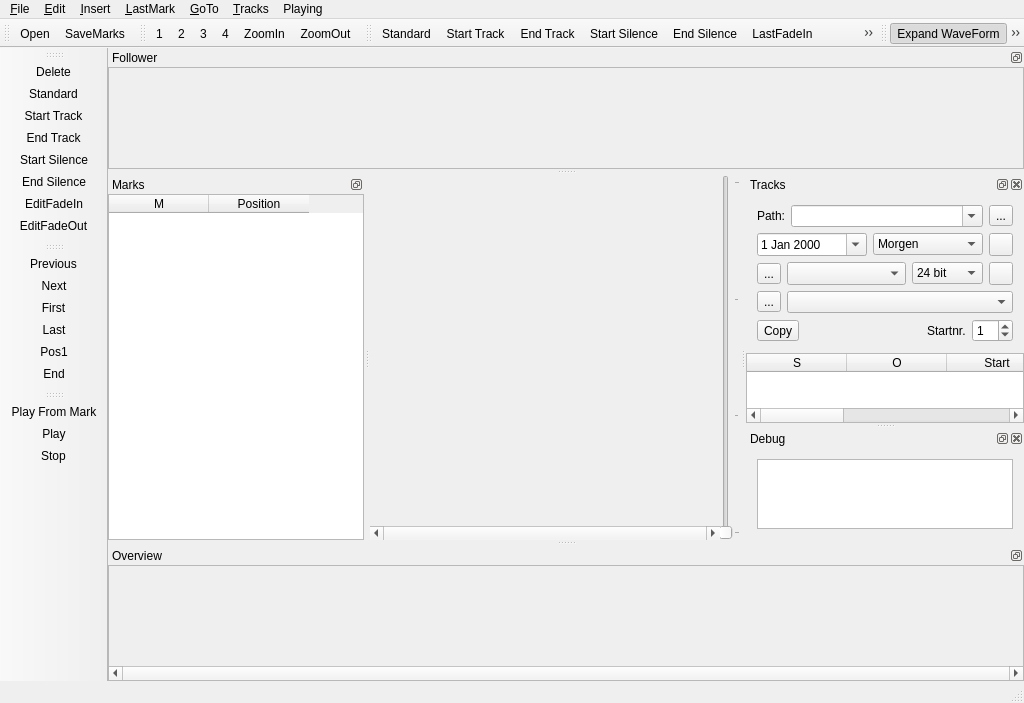
audioprog/RecMasterNCutter, file mainwindow.ui: the form before one commit.
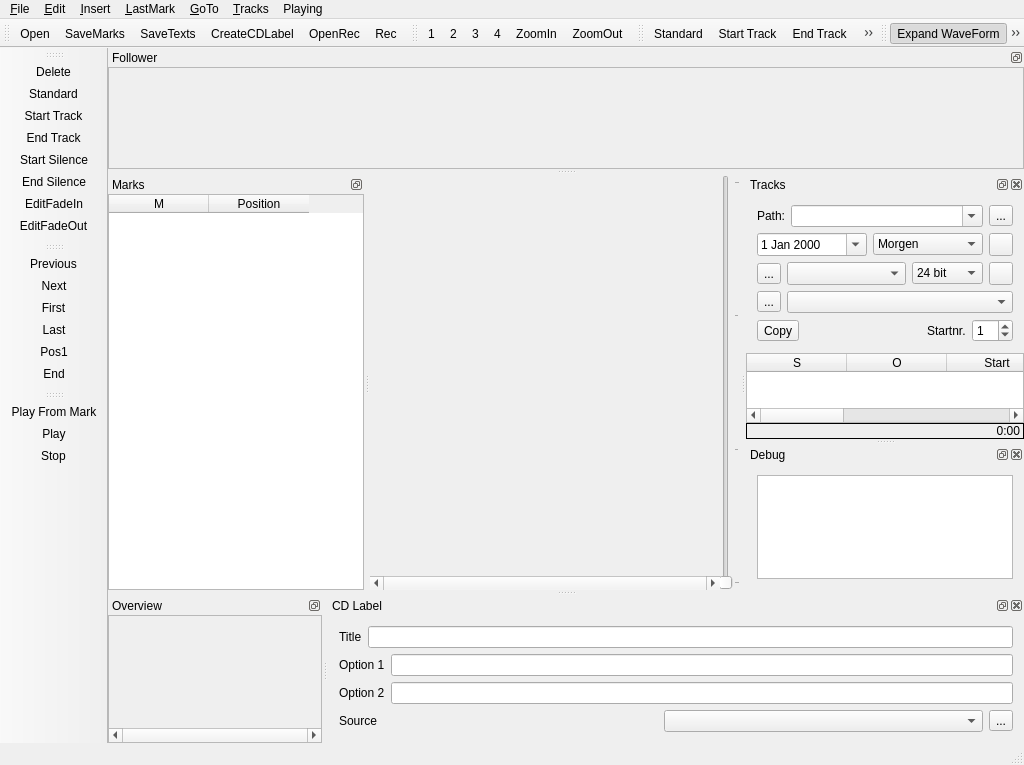
The form after the commit. Icons and pictures are not drawn. Custom widgets are drawn as their Qt base class.

Diff of the .ui file:
```diff
--- a/mainwindow.ui
+++ b/mainwindow.ui
@@ -7,7 +7,7 @@
     <x>0</x>
     <y>0</y>
     <width>1024</width>
-    <height>701</height>
+    <height>765</height>
    </rect>
   </property>
   <property name="windowTitle">
@@ -164,6 +164,10 @@
    </attribute>
    <addaction name="action_Open"/>
    <addaction name="actionSaveMarks"/>
+   <addaction name="actionSaveTexts"/>
+   <addaction name="actionCreateCDLabel"/>
+   <addaction name="actionOpenRec"/>
+   <addaction name="actionRec"/>
   </widget>
   <widget class="QToolBar" name="tbarEditMark">
    <property name="windowTitle">
@@ -675,6 +679,22 @@
        </column>
       </widget>
      </item>
+     <item>
+      <widget class="QLabel" name="lblFullSize">
+       <property name="frameShape">
+        <enum>QFrame::Panel</enum>
+       </property>
+       <property name="text">
+        <string>0:00</string>
+       </property>
+       <property name="textFormat">
+        <enum>Qt::PlainText</enum>
+       </property>
+       <property name="alignment">
+        <set>Qt::AlignRight|Qt::AlignTrailing|Qt::AlignVCenter</set>
+       </property>
+      </widget>
+     </item>
     </layout>
    </widget>
   </widget>
@@ -720,6 +740,81 @@
    <addaction name="actionPlay"/>
    <addaction name="actionStop"/>
   </widget>
+  <widget class="QDockWidget" name="dwdCDLabel">
+   <property name="windowTitle">
+    <string>CD Label</string>
+   </property>
+   <attribute name="dockWidgetArea">
+    <number>8</number>
+   </attribute>
+   <widget class="QWidget" name="dockWidgetContents_6">
+    <layout class="QVBoxLayout" name="verticalLayout">
+     <item>
+      <layout class="QHBoxLayout" name="horizontalLayout_7">
+       <item>
+        <widget class="QLabel" name="label_3">
+         <property name="text">
+          <string>Title</string>
+         </property>
+        </widget>
+       </item>
+       <item>
+        <widget class="QLineEdit" name="ledCDTitle"/>
+       </item>
+      </layout>
+     </item>
+     <item>
+      <layout class="QHBoxLayout" name="horizontalLayout_8">
+       <item>
+        <widget class="QLabel" name="label_4">
+         <property name="text">
+          <string>Option 1</string>
+         </property>
+        </widget>
+       </item>
+       <item>
+        <widget class="QLineEdit" name="ledCDOpt1"/>
+       </item>
+      </layout>
+     </item>
+     <item>
+      <layout class="QHBoxLayout" name="horizontalLayout_9">
+       <item>
+        <widget class="QLabel" name="label_5">
+         <property name="text">
+          <string>Option 2</string>
+         </property>
+        </widget>
+       </item>
+       <item>
+        <widget class="QLineEdit" name="ledCDOpt2"/>
+       </item>
+      </layout>
+     </item>
+     <item>
+      <layout class="QHBoxLayout" name="horizontalLayout_10">
+       <item>
+        <widget class="QLabel" name="label_6">
+         <property name="text">
+          <string>Source</string>
+         </property>
+        </widget>
+       </item>
+       <item>
+        <widget class="QComboBox" name="cbxCDsource"/>
+       </item>
+       <item>
+        <widget class="QToolButton" name="tbtCDsource">
+         <property name="text">
+          <string>...</string>
+         </property>
+        </widget>
+       </item>
+      </layout>
+     </item>
+    </layout>
+   </widget>
+  </widget>
   <action name="action_Open">
    <property name="icon">
     <iconset resource="icons.qrc">
@@ -1217,6 +1312,42 @@
     <string>Play From Mark</string>
    </property>
   </action>
+  <action name="actionCreateCDLabel">
+   <property name="icon">
+    <iconset resource="icons.qrc">
+     <normaloff>:/symbols/CDlabel</normaloff>:/symbols/CDlabel</iconset>
+   </property>
+   <property name="text">
+    <string>CreateCDLabel</string>
+   </property>
+  </action>
+  <action name="actionRec">
+   <property name="icon">
+    <iconset resource="icons.qrc">
+     <normaloff>:/symbols/Rec</normaloff>:/symbols/Rec</iconset>
+   </property>
+   <property name="text">
+    <string>Rec</string>
+   </property>
+  </action>
+  <action name="actionOpenRec">
+   <property name="icon">
+    <iconset resource="icons.qrc">
+     <normaloff>:/symbols/OpenRec</normaloff>:/symbols/OpenRec</iconset>
+   </property>
+   <property name="text">
+    <string>OpenRec</string>
+   </property>
+  </action>
+  <action name="actionSaveTexts">
+   <property name="icon">
+    <iconset resource="icons.qrc">
+     <normaloff>:/symbols/SaveTxt</normaloff>:/symbols/SaveTxt</iconset>
+   </property>
+   <property name="text">
+    <string>SaveTexts</string>
+   </property>
+  </action>
  </widget>
  <layoutdefault spacing="6" margin="11"/>
  <customwidgets>
```
Left out of the diff: 2 changed lines with no effect on the pictures.
